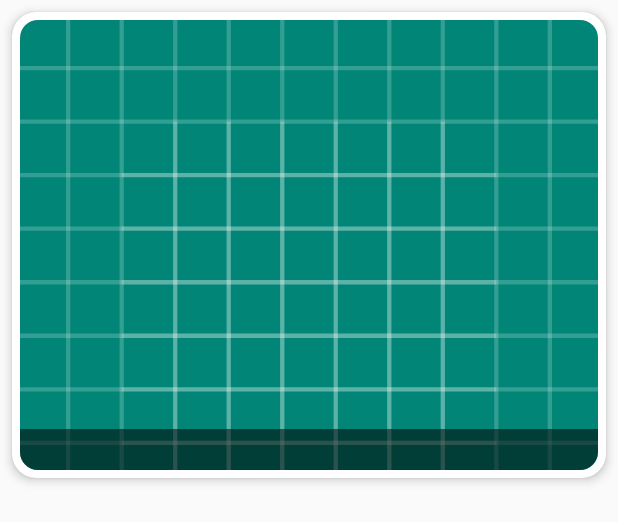
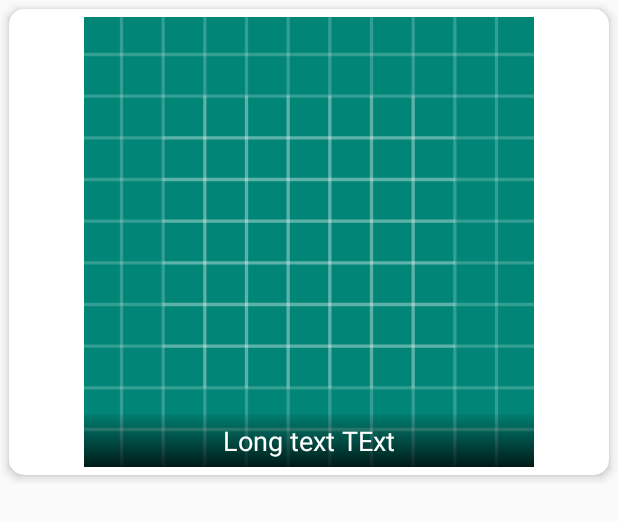
Before and after one commit to abdullah10182/aruba-flora-fauna-android-app, an Android app: the layout layout_flora_category_list_item.xml on its own in the app's theme, with its tools: preview values and no code run, on a phone screen of 412 x 824 dp. Shown: the top 522 px of the screen. Run offline under Robolectric (Android 15) with nearby library versions, the phone set to English and light mode, and no system bars.

Commit message:
gradient bg text

```diff
--- /dev/null
+++ b/app/src/main/res/drawable/black_gradient_text_bg.xml
@@ -0,0 +1,8 @@
+<?xml version="1.0" encoding="utf-8"?>
+<shape xmlns:android="http://schemas.android.com/apk/res/android"
+    android:shape="rectangle">
+    <gradient
+        android:startColor="@color/black_transparent"
+        android:endColor="@color/black"
+        android:angle="-90" />
+</shape>
--- a/app/src/main/res/layout/activity_flora_category_list.xml
+++ b/app/src/main/res/layout/activity_flora_category_list.xml
@@ -4,7 +4,15 @@
     xmlns:tools="http://schemas.android.com/tools"
     android:layout_width="match_parent"
     android:layout_height="match_parent"
-    tools:context=".activities.FloraCategoryListActivity">
+    tools:context=".activities.FloraCategoryListActivity"
+    android:adjustViewBounds="true"
+    android:layout_gravity="center"
+    android:maxWidth="600dp">
+
+    <TextView
+        android:layout_width="match_parent"
+        android:layout_height="wrap_content"
+        android:text="TEST TET"/>
 
     <androidx.recyclerview.widget.RecyclerView
         android:layout_width="match_parent"
--- a/app/src/main/res/layout/layout_flora_category_list_item.xml
+++ b/app/src/main/res/layout/layout_flora_category_list_item.xml
@@ -3,20 +3,17 @@
     xmlns:app="http://schemas.android.com/apk/res-auto"
     android:layout_width="match_parent"
     android:layout_height="wrap_content"
-    xmlns:card_view="http://schemas.android.com/tools"
-    android:orientation="vertical">
+    xmlns:card_view="http://schemas.android.com/tools">
 
     <androidx.cardview.widget.CardView
         android:id="@+id/card_view"
         android:layout_width="match_parent"
         android:layout_height="wrap_content"
-        android:layout_margin="8dp"
+        android:layout_margin="6dp"
         android:adjustViewBounds="true"
         android:background="#fff"
         android:foreground="?android:attr/selectableItemBackground"
-        android:maxWidth="300dp"
-        android:maxHeight="300dp"
-        app:cardCornerRadius="16dp"
+        app:cardCornerRadius="10dp"
         app:cardElevation="4dp"
         app:layout_constraintBottom_toBottomOf="parent"
         app:layout_constraintEnd_toEndOf="parent"
@@ -26,7 +23,7 @@
         <androidx.cardview.widget.CardView
             android:layout_width="match_parent"
             android:layout_height="wrap_content"
-            app:cardCornerRadius="12dp"
+            app:cardCornerRadius="6dp"
             android:layout_margin="5dp"
             android:elevation="0dp"
             app:cardElevation="0dp"
@@ -44,7 +41,8 @@
                 android:layout_gravity="center"
                 card_view:cardBackgroundColor="@android:color/transparent"
                 android:adjustViewBounds="true"
-                android:maxHeight="300dp">
+                android:maxHeight="300dp"
+                android:maxWidth="300dp">
 
 
                 <ImageView
@@ -64,7 +62,9 @@
                     android:layout_width="0dp"
                     android:layout_height="wrap_content"
                     android:layout_alignParentBottom="true"
-                    android:background="#88000000"
+                    android:text="Long text TExt"
+                    android:padding="5dp"
+                    android:background="@drawable/black_gradient_text_bg"
                     android:gravity="center"
                     android:textColor="#fff"
                     android:textSize="@dimen/flora_category_title_text_size"
--- a/app/src/main/res/values/colors.xml
+++ b/app/src/main/res/values/colors.xml
@@ -3,4 +3,6 @@
     <color name="colorPrimary">#008577</color>
     <color name="colorPrimaryDark">#00574B</color>
     <color name="colorAccent">#D81B60</color>
+    <color name="black">#CC000000</color>
+    <color name="black_transparent">#0D000000</color>
 </resources>
--- a/app/src/main/res/values/dimen.xml
+++ b/app/src/main/res/values/dimen.xml
@@ -2,5 +2,5 @@
 <resources>
     <dimen name="flora_category_thumbnail_width">250dp</dimen>
     <dimen name="flora_category_thumbnail_height">250dp</dimen>
-    <dimen name="flora_category_title_text_size">20sp</dimen>
+    <dimen name="flora_category_title_text_size">18sp</dimen>
 </resources>
```
